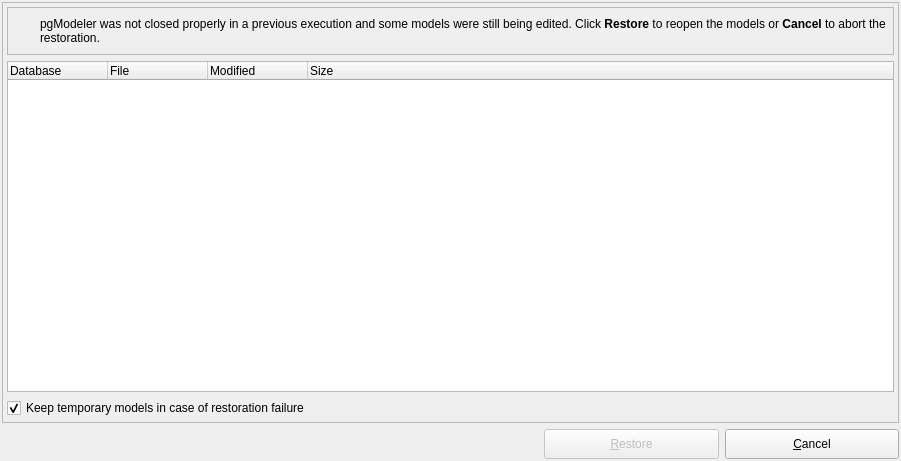
Old version of the form libs/libgui/ui/tools/modelrestorationform.ui in the repository pgmodeler/pgmodeler.
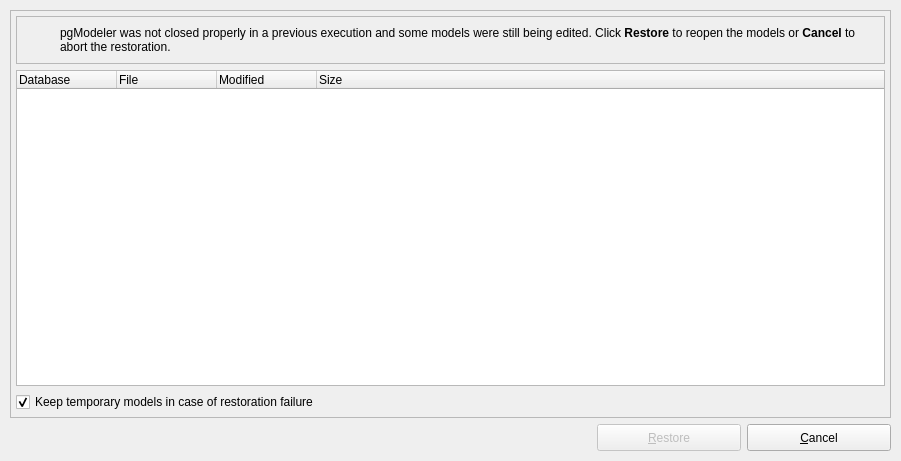
New version of the form. Icons and pictures are not drawn.

Patch:
```diff
--- a/libs/libgui/ui/tools/modelrestorationform.ui
+++ b/libs/libgui/ui/tools/modelrestorationform.ui
@@ -40,16 +40,16 @@
   </property>
   <layout class="QGridLayout" name="gridLayout_3">
    <property name="leftMargin">
-    <number>2</number>
+    <number>10</number>
    </property>
    <property name="topMargin">
-    <number>2</number>
+    <number>10</number>
    </property>
    <property name="rightMargin">
-    <number>2</number>
+    <number>10</number>
    </property>
    <property name="bottomMargin">
-    <number>2</number>
+    <number>10</number>
    </property>
    <item row="1" column="4">
     <widget class="QPushButton" name="restore_btn">
@@ -57,17 +57,11 @@
       <bool>false</bool>
      </property>
      <property name="sizePolicy">
-      <sizepolicy hsizetype="Preferred" vsizetype="Fixed">
+      <sizepolicy hsizetype="Preferred" vsizetype="Preferred">
        <horstretch>0</horstretch>
        <verstretch>0</verstretch>
       </sizepolicy>
      </property>
-     <property name="minimumSize">
-      <size>
-       <width>90</width>
-       <height>30</height>
-      </size>
-     </property>
      <property name="maximumSize">
       <size>
        <width>16777215</width>
@@ -83,8 +77,8 @@
      </property>
      <property name="iconSize">
       <size>
-       <width>22</width>
-       <height>22</height>
+       <width>32</width>
+       <height>32</height>
       </size>
      </property>
      <property name="default">
@@ -100,6 +94,12 @@
        <verstretch>0</verstretch>
       </sizepolicy>
      </property>
+     <property name="maximumSize">
+      <size>
+       <width>242</width>
+       <height>50</height>
+      </size>
+     </property>
      <property name="text">
       <string/>
      </property>
@@ -127,16 +127,16 @@
      </property>
      <layout class="QGridLayout" name="gridLayout_4">
       <property name="leftMargin">
-       <number>4</number>
+       <number>5</number>
       </property>
       <property name="topMargin">
-       <number>4</number>
+       <number>5</number>
       </property>
       <property name="rightMargin">
-       <number>4</number>
+       <number>5</number>
       </property>
       <property name="bottomMargin">
-       <number>4</number>
+       <number>5</number>
       </property>
       <item row="0" column="0">
        <widget class="QFrame" name="message_frm">
@@ -160,29 +160,29 @@
         </property>
         <layout class="QGridLayout" name="gridLayout">
          <property name="leftMargin">
-          <number>2</number>
+          <number>5</number>
          </property>
          <property name="topMargin">
-          <number>2</number>
+          <number>5</number>
          </property>
          <property name="rightMargin">
-          <number>2</number>
+          <number>5</number>
          </property>
          <property name="bottomMargin">
-          <number>2</number>
+          <number>5</number>
          </property>
          <item row="0" column="0">
           <widget class="QLabel" name="label_2">
            <property name="minimumSize">
             <size>
-             <width>24</width>
-             <height>24</height>
+             <width>32</width>
+             <height>32</height>
             </size>
            </property>
            <property name="maximumSize">
             <size>
-             <width>24</width>
-             <height>24</height>
+             <width>32</width>
+             <height>32</height>
             </size>
            </property>
            <property name="text">
@@ -243,6 +243,12 @@
           <property name="text">
            <string>Keep temporary models in case of restoration failure</string>
           </property>
+          <property name="iconSize">
+           <size>
+            <width>28</width>
+            <height>28</height>
+           </size>
+          </property>
           <property name="checked">
            <bool>true</bool>
           </property>
@@ -325,17 +331,11 @@
    <item row="1" column="5">
     <widget class="QPushButton" name="cancel_btn">
      <property name="sizePolicy">
-      <sizepolicy hsizetype="Preferred" vsizetype="Fixed">
+      <sizepolicy hsizetype="Preferred" vsizetype="Preferred">
        <horstretch>0</horstretch>
        <verstretch>0</verstretch>
       </sizepolicy>
      </property>
-     <property name="minimumSize">
-      <size>
-       <width>90</width>
-       <height>30</height>
-      </size>
-     </property>
      <property name="maximumSize">
       <size>
        <width>16777215</width>
@@ -351,8 +351,8 @@
      </property>
      <property name="iconSize">
       <size>
-       <width>22</width>
-       <height>22</height>
+       <width>32</width>
+       <height>32</height>
       </size>
      </property>
      <property name="flat">
@@ -361,7 +361,7 @@
     </widget>
    </item>
    <item row="1" column="1" colspan="3">
-    <spacer>
+    <spacer name="spacer">
      <property name="orientation">
       <enum>Qt::Horizontal</enum>
      </property>
```
Left out of the diff: 5 changed lines with no effect on the pictures.
